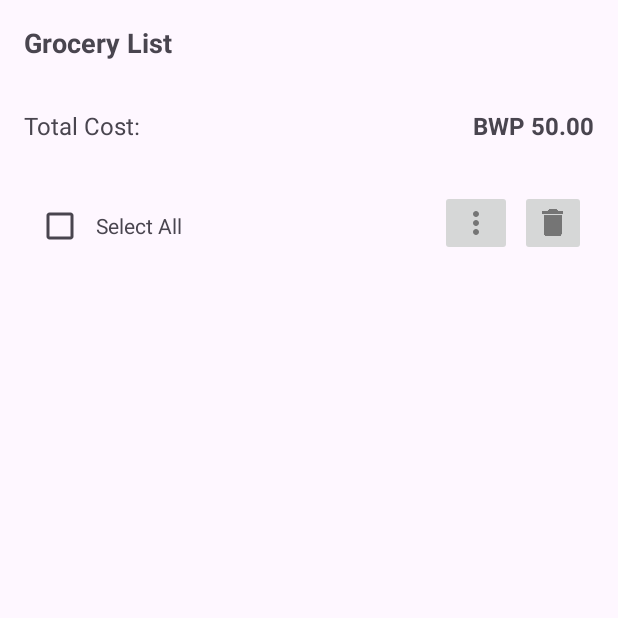
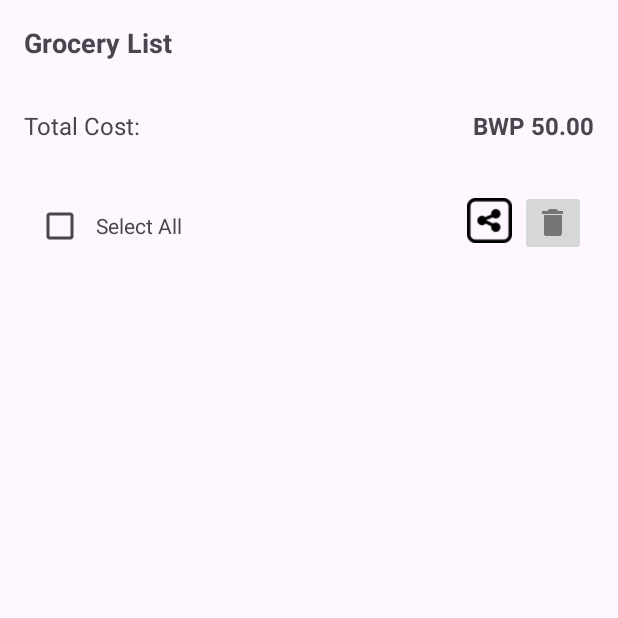
Before and after one commit to tony-lesh/mealmate, an Android app: the GroceryListActivity screen opened directly, with no data from a screen before it, on a phone screen of 412 x 824 dp, the top half of it. Run offline under Robolectric (Android 15) with nearby library versions, the phone set to English and light mode, and no system bars; our stand-ins replace Firebase (no records; nobody signed in at launch, a user with empty details on screens opened directly).

Commit message:
Meal Mate

```diff
--- a/app/build.gradle.kts
+++ b/app/build.gradle.kts
@@ -45,6 +45,10 @@ dependencies {
 
     implementation (libs.play.services.maps.v1802)
 
+
+    implementation ("com.google.android.gms:play-services-maps:18.0.2") // Use the latest version
+
+
     implementation (libs.firebase.firestore)
     implementation (libs.firebase.auth)  // Optional, if using user authentication
 
--- a/app/src/main/AndroidManifest.xml
+++ b/app/src/main/AndroidManifest.xml
@@ -38,6 +38,10 @@
             android:name="com.google.firebase.messaging.default_notification_color"
             android:resource="@color/blue4" />
 
+<!--        <meta-data-->
+<!--            android:name="com.google.android.geo.API_KEY"-->
+<!--            android:value="YOUR_API_KEY"/> &lt;!&ndash; Replace with your API key &ndash;&gt;-->
+
         <activity
             android:name=".registration_signin.RegisterActivity"
             android:exported="false"/>
--- a/app/src/main/res/layout/activity_grocery_list.xml
+++ b/app/src/main/res/layout/activity_grocery_list.xml
@@ -48,6 +48,7 @@
     <LinearLayout
         android:layout_width="match_parent"
         android:layout_height="wrap_content"
+        android:orientation="horizontal"
         android:padding="16dp">
 
         <CheckBox
@@ -59,17 +60,19 @@
             android:layout_height="wrap_content"
             android:text="Select All" />
 
+
         <LinearLayout
             android:layout_width="match_parent"
             android:layout_height="match_parent"
             android:gravity="end"
             android:orientation="horizontal">
 
-            <ImageButton
+            <ImageView
                 android:id="@+id/groceryListShowMore"
-                    android:layout_width="wrap_content"
-                    android:layout_height="wrap_content"
-                    android:src="@drawable/ic_more"/>
+                    android:layout_width="30dp"
+                    android:layout_height="30dp"
+                android:layout_marginVertical="5dp"
+                    android:src="@drawable/share_icon"/>
 
             <ImageButton
                 android:id="@+id/groceryListDeleteAll"
@@ -79,6 +82,11 @@
                 android:layout_height="wrap_content"
                 android:src="@drawable/ic_delete"/>
 
+
+            <LinearLayout
+                android:layout_width="wrap_content"
+                android:layout_height="wrap_content"
+                android:orientation="vertical">
                 <!-- TabLayout for dropdown options -->
                 <com.google.android.material.tabs.TabLayout
                     android:id="@+id/tabLayout"
@@ -89,8 +97,10 @@
                     app:tabTextColor="@color/white"
                     app:tabIndicatorColor="@color/white"
                     android:visibility="gone" /> <!-- Initially hidden -->
+            </LinearLayout>
 
         </LinearLayout>
+
 
 
     </LinearLayout>
```
Also changed, not shown: app/src/main/java/com/example/mealmate/recipe/ingredients/IngredientAdapter.java (+18 -0 lines), app/src/main/java/com/example/mealmate/shoppingCart/groceryList/GroceryListActivity.java (+44 -55 lines). Lines whose indentation alone changed are shown as unchanged.
